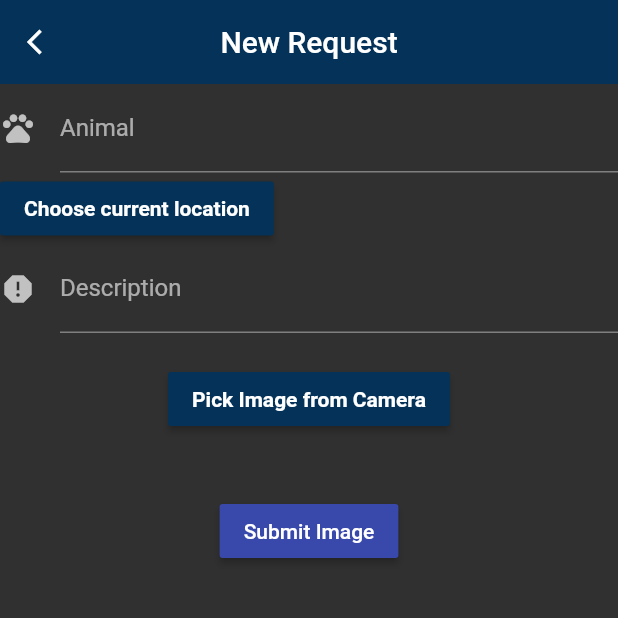
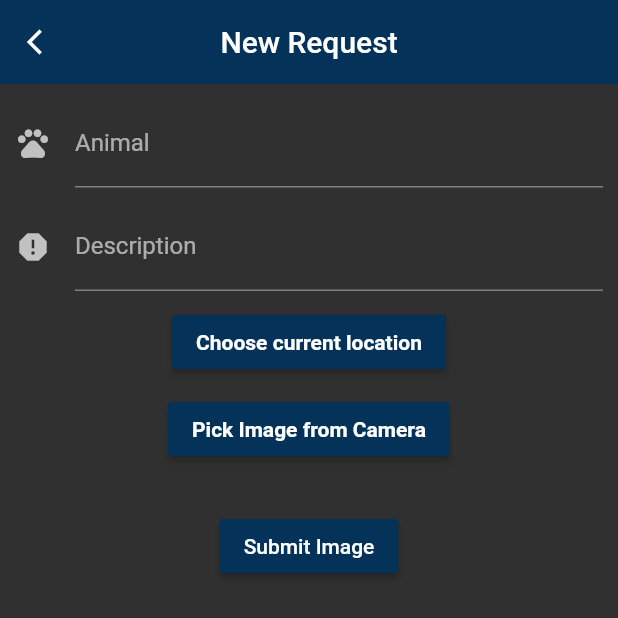
Before and after one commit to HASATD/DASS-Project, a Flutter app: the HomePage screen opened directly with empty values, after a tap on the "add" icon, on a phone screen of 412 x 824 dp, the top half of it. Run offline on Flutter 3.47's test engine with Material 2 defaults, Android fonts, the phone set to English and light mode, and no system bars; our stand-ins replace cloud_firestore, firebase_auth, firebase_core, firebase_storage, fluttertoast, geolocator and 4 more; missing offline and left inert: geoflutterfire; accounts and stored records are empty.

Commit message:
Display requests for help seems done minus location

```diff
--- a/petlove/lib/mainkk.dart
+++ b/petlove/lib/mainkk.dart
@@ -103,7 +103,8 @@ class MyCustomFormState extends State<MyCustomForm> {
 
   Future pickImageC() async {
     try {
-      final image = await ImagePicker().pickImage(source: ImageSource.camera);
+      final image = await ImagePicker()
+          .pickImage(source: ImageSource.camera, imageQuality: 50);
 
       if (image == null) return;
 
@@ -118,18 +119,20 @@ class MyCustomFormState extends State<MyCustomForm> {
   }
 
   void _awaitReturnValueFromSecondScreen(BuildContext context) async {
-
     // start the SecondScreen and wait for it to finish with a result
     final result = await Navigator.push(
         context,
         MaterialPageRoute(
-          builder: (context) => setCurrentLocation(user: _user,),
+          builder: (context) => setCurrentLocation(
+            user: _user,
+          ),
         ));
 
     // after the SecondScreen result comes back update the Text widget with it
     setState(() {
       location = result;
-      geopoint = geo.point(latitude: location.latitude, longitude: location.longitude);
+      geopoint =
+          geo.point(latitude: location.latitude, longitude: location.longitude);
     });
   }
 
@@ -176,7 +179,9 @@ class MyCustomFormState extends State<MyCustomForm> {
         child: Column(
           crossAxisAlignment: CrossAxisAlignment.start,
           children: <Widget>[
-            TextFormField(
+            Padding(
+              padding: const EdgeInsets.only(top: 10, left: 10, right: 10),
+              child: TextFormField(
                 controller: animalController,
                 decoration: const InputDecoration(
                   icon: const Icon(Icons.pets),
@@ -184,12 +189,30 @@ class MyCustomFormState extends State<MyCustomForm> {
                   labelText: 'Animal',
                 ),
               ),
-            MaterialButton(
+            ),
+            const SizedBox(
+              height: 10,
+            ),
+            Padding(
+              padding: const EdgeInsets.only(left: 10, right: 10),
+              child: TextFormField(
+                controller: descriptionController,
+                decoration: const InputDecoration(
+                  icon: const Icon(Icons.report_sharp),
+                  hintText: 'Give description of the Animal',
+                  labelText: 'Description',
+                ),
+              ),
+            ),
+            const SizedBox(
+              height: 10,
+            ),
+            Center(
+              child: MaterialButton(
                   color: Color.fromARGB(255, 4, 50, 88),
                   child: const Text("Choose current location",
                       style: TextStyle(
-                      color: Colors.white,
-                      fontWeight: FontWeight.bold)),
+                          color: Colors.white, fontWeight: FontWeight.bold)),
                   onPressed: () {
                     _awaitReturnValueFromSecondScreen(context);
                     // final location = await Navigator.of(context).push(
@@ -200,16 +223,9 @@ class MyCustomFormState extends State<MyCustomForm> {
                     //     ),
                     //   );
                   }),
-            TextFormField(
-              controller: descriptionController,
-              decoration: const InputDecoration(
-                icon: const Icon(Icons.report_sharp),
-                hintText: 'Give description of the Animal',
-                labelText: 'Description',
             ),
-            ),
-            SizedBox(
-              height: 20,
+            const SizedBox(
+              height: 10,
             ),
             Center(
               child: Column(
@@ -237,11 +253,12 @@ class MyCustomFormState extends State<MyCustomForm> {
                         )
                       : Container(),
                   const SizedBox(
-                    height: 20,
+                    height: 10,
                   ),
                   if (uploadStatus == 0) ...[
                     new Container(
-                      child: new RaisedButton(
+                      child: new MaterialButton(
+                          color: Color.fromARGB(255, 4, 50, 88),
                           child: const Text('Submit Image'),
                           onPressed: () {
                             uploadImage();
@@ -365,7 +382,7 @@ class _RequestFormSubmittedState extends State<RequestFormSubmitted> {
 }
 
 class setCurrentLocation extends StatefulWidget {
-  const setCurrentLocation({ Key? key, required User user })
+  const setCurrentLocation({Key? key, required User user})
       : _user = user,
         super(key: key);
   final User _user;
@@ -422,14 +439,16 @@ class _setCurrentLocationState extends State<setCurrentLocation> {
 
     // When we reach here, permissions are granted and we can
     // continue accessing the position of the device.
+    currentPosition = await Geolocator.getCurrentPosition(
+        desiredAccuracy: LocationAccuracy.high);
+
     return Geolocator.getCurrentPosition(
       desiredAccuracy: LocationAccuracy.high,
     );
-    //currentPosition = await Geolocator.getCurrentPosition(desiredAccuracy: LocationAccuracy.high);
   }
 
   void _sendDataBack(BuildContext context) {
-    if(!locationSetFlag){
+    if (!locationSetFlag) {
       newLatitude = currentPosition.latitude;
       newLongitude = currentPosition.longitude;
     }
@@ -467,25 +486,29 @@ class _setCurrentLocationState extends State<setCurrentLocation> {
       ),
       body: FutureBuilder(
         future: _determinePosition(),
-        builder: (BuildContext context,AsyncSnapshot<Position> snapshot) {
+        builder: (BuildContext context, AsyncSnapshot<Position> snapshot) {
           if (snapshot.hasData) {
-            return Stack(
-              alignment: Alignment.center,
-              children:[ GoogleMap(
+            return Stack(alignment: Alignment.center, children: [
+              GoogleMap(
                 initialCameraPosition: CameraPosition(
-                  target: LatLng(snapshot.data!.latitude, snapshot.data!.longitude),
+                  target:
+                      LatLng(snapshot.data!.latitude, snapshot.data!.longitude),
                   zoom: 15,
                 ),
-                onMapCreated: (controller) =>_googleMapController = controller,
+                onMapCreated: (controller) => _googleMapController = controller,
                 markers: Set<Marker>.of(
                   <Marker>{
                     Marker(
                       markerId: const MarkerId('currentLocation'),
-                    position: locationSetFlag ? LatLng(newLatitude, newLongitude) : LatLng(snapshot.data!.latitude, snapshot.data!.longitude),
+                      position: locationSetFlag
+                          ? LatLng(newLatitude, newLongitude)
+                          : LatLng(snapshot.data!.latitude,
+                              snapshot.data!.longitude),
                       infoWindow: InfoWindow(
                         title: 'Your Current Location',
                       ),
-                  )},
+                    )
+                  },
                 ),
                 onTap: (LatLng position) {
                   setState(() {
@@ -498,22 +521,20 @@ class _setCurrentLocationState extends State<setCurrentLocation> {
               Positioned(
                 bottom: 15,
                 child: MaterialButton(
-                padding: EdgeInsets.only(right:12, left: 12, top: 8, bottom: 8),
+                    padding:
+                        EdgeInsets.only(right: 12, left: 12, top: 8, bottom: 8),
                     shape: RoundedRectangleBorder(
                       borderRadius: BorderRadius.circular(25.0),
                     ),
                     elevation: 10,
                     color: Color.fromARGB(255, 4, 50, 88),
                     child: const Text("Submit current location",
-                    style: TextStyle(
-                        color: Colors.white,
-                        fontSize: 20)),
+                        style: TextStyle(color: Colors.white, fontSize: 20)),
                     onPressed: () {
                       _sendDataBack(context);
                     }),
               )
-              ]
-            );
+            ]);
           } else if (snapshot.hasError) {
             return Text(snapshot.error.toString());
           } else {
--- a/petlove/lib/screens/home_page.dart
+++ b/petlove/lib/screens/home_page.dart
@@ -11,6 +11,7 @@ import 'package:flutter/material.dart';
 import 'package:petlove/screens/account_page.dart';
 import 'package:petlove/mainkk.dart';
 import 'package:petlove/screens/register_NGO.dart';
+import 'package:petlove/screens/ngo_request_display.dart';
 
 class HomePage extends StatefulWidget {
   const HomePage({Key? key, required User user})
@@ -59,7 +60,7 @@ class _HomePageState extends State<HomePage> {
             ),
           ),
         ),**/ //Container
-          title: Text('Welcome to petcare app'),
+          title: const Text('Welcome to petcare app'),
           centerTitle: true,
         ),
         drawer: Drawer(
@@ -79,6 +80,19 @@ class _HomePageState extends State<HomePage> {
                   MaterialPageRoute(
                       builder: (context) => registration(
                             uid: _user.uid,
+                          )),
+                );
+              },
+            ),
+            ListTile(
+              leading: Icon(Icons.request_quote),
+              title: Text("Help Requests", style: TextStyle(fontSize: 20)),
+              onTap: () {
+                Navigator.push(
+                  context,
+                  MaterialPageRoute(
+                      builder: (context) => NGORequestsDisplay(
+                            user: _user,
                           )),
                 );
               },
```
Also changed, not shown: petlove/lib/screens/ngo_request_display.dart (added, +285 -0 lines). Lines whose indentation alone changed are shown as unchanged.
